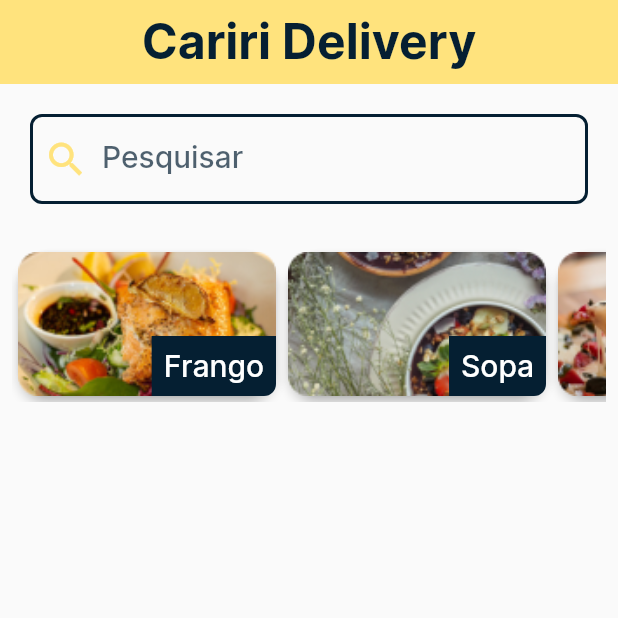
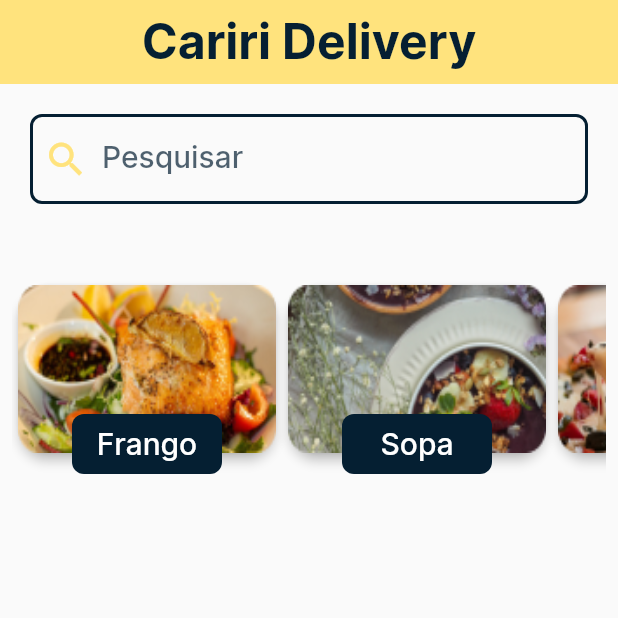
Before and after one commit to Escumalha/Flutter_Projects_0, a Flutter app: the screen it shows after launch, on a phone screen of 412 x 824 dp, the top half of it. Run offline on Flutter 3.47's test engine with Material 2 defaults, Android fonts, the phone set to English and light mode, and no system bars.

Commit message:
mudança na legenda dos ImgFoodCards

```diff
--- a/lib/Components.dart
+++ b/lib/Components.dart
@@ -7,35 +7,42 @@ class HomeCarroussel extends StatelessWidget {
   Widget build(BuildContext context) {
     return Container(
       padding: const EdgeInsets.all(8),
-        height: 120,
+      height: 180,
       width: MediaQuery.of(context).size.width,
       child: ListView.builder(
         scrollDirection: Axis.horizontal,
         itemCount: 3,
-          itemBuilder: (BuildContext context, index) => SizedBox(
+        itemBuilder: (BuildContext context, index) =>
+            Stack(alignment: AlignmentDirectional.center, children: [
+          SizedBox(
             width: 180,
+            height: 120,
             child: Card(
               elevation: 3,
               color: Colors.blueAccent,
               shape: RoundedRectangleBorder(
                   borderRadius: BorderRadius.circular(20)),
-              child:
-                  Stack(alignment: AlignmentDirectional.bottomEnd, children: [
-                Ink.image(
+              child: Ink.image(
                 image: AssetImage("assets/images/ImgFoodCards$index.png"),
                 fit: BoxFit.fill,
                 child: InkWell(
                   onTap: () {},
                 ),
               ),
-                DecoratedBox(
+            ),
+          ),
+          Positioned(
+            bottom: 12,
+            child: ConstrainedBox(
+              constraints: const BoxConstraints(minWidth: 100),
+              child: DecoratedBox(
                 decoration: const BoxDecoration(
                   color: Color.fromRGBO(5, 31, 50, 1),
-                    borderRadius:
-                        BorderRadius.only(bottomRight: Radius.circular(8)),
+                  borderRadius: BorderRadius.all(Radius.circular(8)),
                 ),
                 child: Container(
                   padding: const EdgeInsets.all(8),
+                  child: Center(
                     child: Text(
                       TextFromImage(index),
                       style: const TextStyle(
@@ -46,11 +53,13 @@ class HomeCarroussel extends StatelessWidget {
                       ),
                     ),
                   ),
+                ),
+              ),
+            ),
           )
         ]),
       ),
-          ),
-        ));
+    );
   }
 
   String TextFromImage(int index) {
```
Also changed, not shown: 15 other files. Lines whose indentation alone changed are shown as unchanged.
